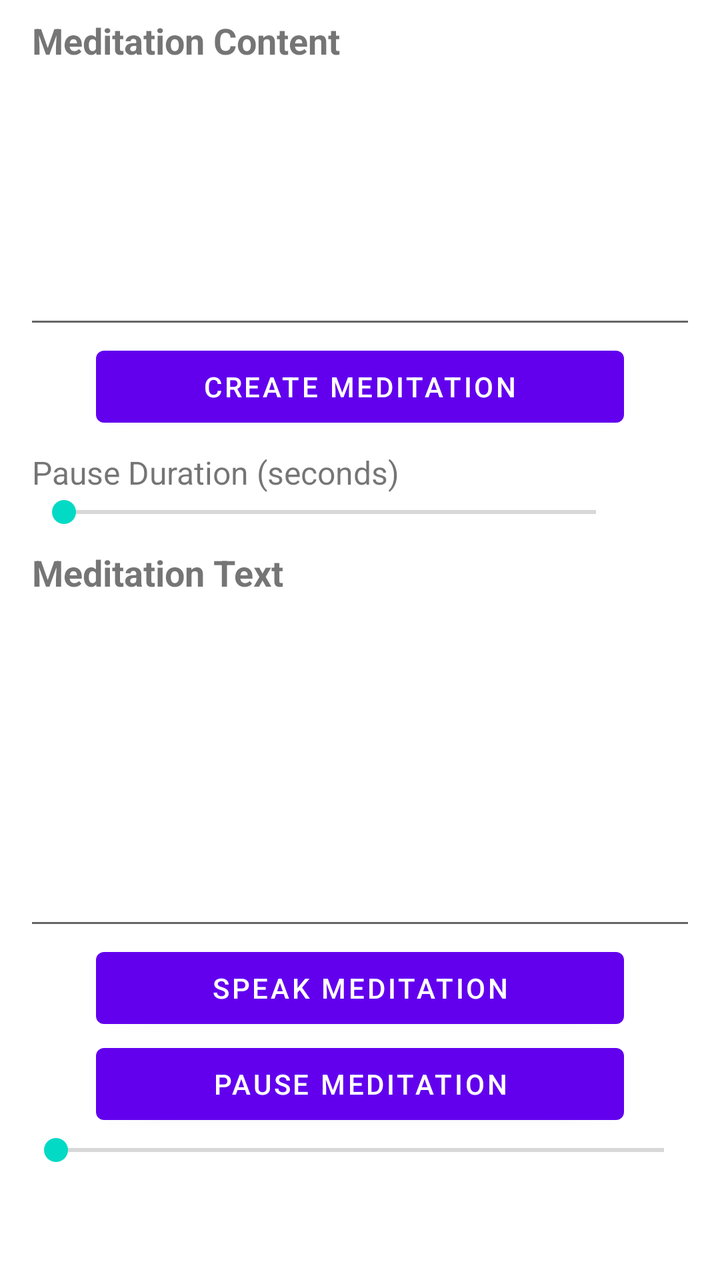
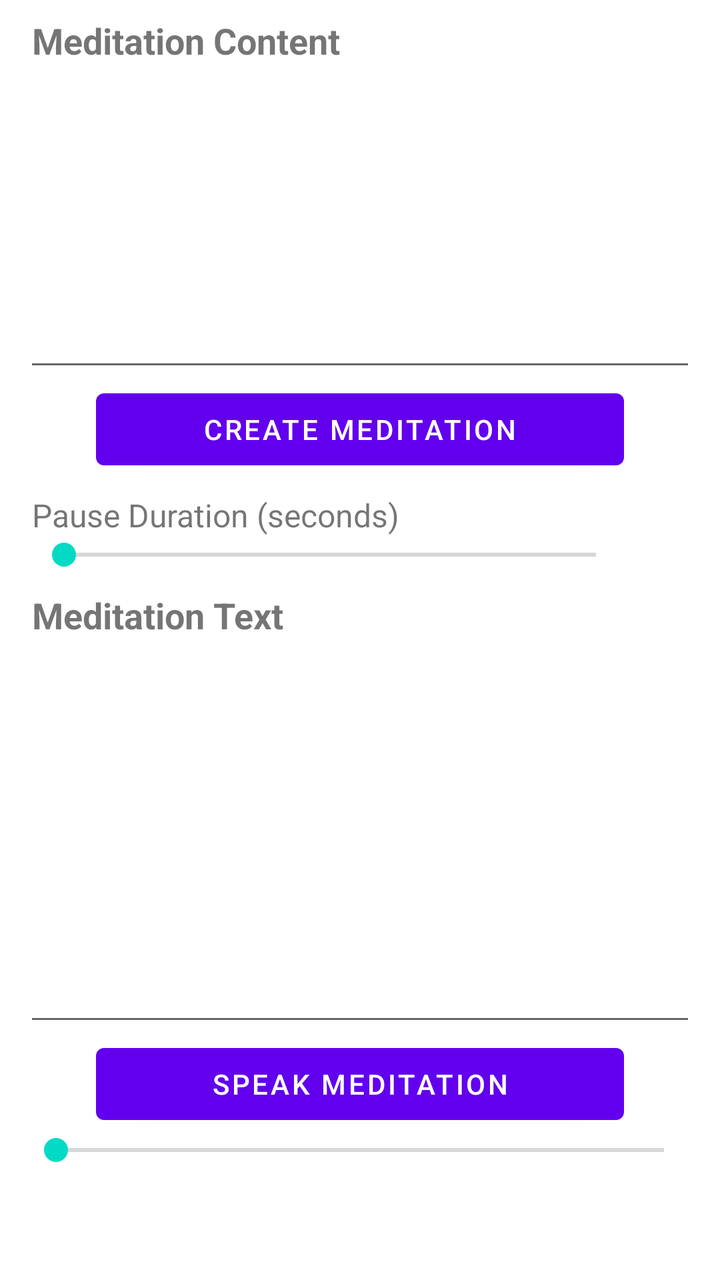

An Android layout rendered at two revisions. The XML below is the earlier revision; the diff shows what the commit changed to produce the second picture.
<!-- AndroidManifest.xml: application theme Theme.MyMeditation -->
<!-- res/layout/fragment_meditation.xml -->
<?xml version="1.0" encoding="utf-8"?>
<LinearLayout xmlns:android="http://schemas.android.com/apk/res/android"
    android:layout_width="match_parent"
    android:layout_height="match_parent"
    android:orientation="vertical"
    android:paddingBottom="?attr/actionBarSize">

    <TextView
        android:layout_width="wrap_content"
        android:layout_height="wrap_content"
        android:layout_marginStart="@dimen/activity_horizontal_margin"
        android:layout_marginEnd="@dimen/activity_horizontal_margin"
        android:layout_marginTop="@dimen/activity_heading_margin"
        android:labelFor="@id/editTextMeditationContent"
        android:text="@string/label_meditation_content"
        android:textSize="@dimen/text_size_content_heading"
        android:textStyle="bold" />

    <EditText
        android:id="@+id/editTextMeditationContent"
        android:layout_width="match_parent"
        android:layout_height="0dp"
        android:layout_marginStart="@dimen/editText_horizontal_margin"
        android:layout_marginEnd="@dimen/editText_horizontal_margin"
        android:layout_weight="0.8"
        android:gravity="top"
        android:importantForAutofill="no"
        android:inputType="textMultiLine"
        android:textSize="@dimen/text_size_content" />

    <Button
        android:id="@+id/buttonCreateMeditation"
        android:layout_width="match_parent"
        android:layout_height="wrap_content"
        android:layout_marginStart="@dimen/single_button_horizontal_margin"
        android:layout_marginEnd="@dimen/single_button_horizontal_margin"
        android:text="@string/button_create_meditation" />

    <TextView
        android:layout_width="wrap_content"
        android:layout_height="wrap_content"
        android:layout_marginStart="@dimen/activity_horizontal_margin"
        android:layout_marginEnd="@dimen/activity_horizontal_margin"
        android:layout_marginTop="@dimen/activity_heading_margin"
        android:labelFor="@id/seekBarPauseDuration"
        android:text="@string/label_pause_duration"
        android:textSize="@dimen/text_size_content" />

    <LinearLayout
        android:layout_width="match_parent"
        android:layout_height="wrap_content"
        android:layout_marginStart="@dimen/activity_horizontal_margin"
        android:layout_marginEnd="@dimen/activity_horizontal_margin"
        android:orientation="horizontal">

        <SeekBar
            android:id="@+id/seekBarPauseDuration"
            android:layout_width="0px"
            android:layout_height="wrap_content"
            android:layout_weight="1"
            android:indeterminate="false"
            android:max="30"
            android:min="1"
            android:progress="1" />

        <TextView
            android:id="@+id/textPauseDuration"
            android:layout_width="30dp"
            android:layout_height="wrap_content"
            android:textAlignment="viewEnd" />
    </LinearLayout>

    <TextView
        android:layout_width="wrap_content"
        android:layout_height="wrap_content"
        android:layout_marginStart="@dimen/activity_horizontal_margin"
        android:layout_marginEnd="@dimen/activity_horizontal_margin"
        android:layout_marginTop="@dimen/activity_heading_margin"
        android:labelFor="@id/editTextMeditationText"
        android:text="@string/label_meditation_text"
        android:textSize="@dimen/text_size_content_heading"
        android:textStyle="bold" />

    <EditText
        android:id="@+id/editTextMeditationText"
        android:layout_width="match_parent"
        android:layout_height="0dp"
        android:layout_marginStart="@dimen/editText_horizontal_margin"
        android:layout_marginEnd="@dimen/editText_horizontal_margin"
        android:layout_weight="1"
        android:gravity="top"
        android:importantForAutofill="no"
        android:inputType="textMultiLine"
        android:textSize="@dimen/text_size_content" />

    <TextView
        android:id="@+id/textSpeechStatus"
        android:layout_width="match_parent"
        android:layout_height="wrap_content"
        android:layout_marginStart="@dimen/activity_horizontal_margin"
        android:layout_marginEnd="@dimen/activity_horizontal_margin"
        android:accessibilityLiveRegion="polite"
        android:visibility="gone" />

    <Button
        android:id="@+id/buttonSpeakMeditation"
        android:layout_width="match_parent"
        android:layout_height="wrap_content"
        android:layout_marginStart="@dimen/single_button_horizontal_margin"
        android:layout_marginEnd="@dimen/single_button_horizontal_margin"
        android:text="@string/button_speak_meditation" />

    <Button
        android:id="@+id/buttonPauseMeditation"
        android:layout_width="match_parent"
        android:layout_height="wrap_content"
        android:layout_marginStart="@dimen/single_button_horizontal_margin"
        android:layout_marginEnd="@dimen/single_button_horizontal_margin"
        android:text="@string/button_pause_meditation" />

    <SeekBar
        android:id="@+id/seekBarAudio"
        android:layout_width="match_parent"
        android:layout_height="wrap_content"
        android:layout_marginStart="@dimen/editText_horizontal_margin"
        android:layout_marginEnd="@dimen/editText_horizontal_margin"
        android:indeterminate="false"
        android:max="100"
        android:min="0"
        android:progress="0" />

</LinearLayout>
<!-- resources referenced by this layout -->
<resources>
  <dimen name="activity_heading_margin">8dp</dimen>
  <dimen name="activity_horizontal_margin">16dp</dimen>
  <dimen name="editText_horizontal_margin">12dp</dimen>
  <dimen name="single_button_horizontal_margin">48dp</dimen>
  <dimen name="text_size_content">16sp</dimen>
  <dimen name="text_size_content_heading">18sp</dimen>
  <string name="button_create_meditation">Create Meditation</string>
  <string name="button_pause_meditation">Pause Meditation</string>
  <string name="button_speak_meditation">Speak Meditation</string>
  <string name="label_meditation_content">Meditation Content</string>
  <string name="label_meditation_text">Meditation Text</string>
  <string name="label_pause_duration">Pause Duration (seconds)</string>
  <style name="Theme.MyMeditation" parent="Theme.MaterialComponents.DayNight.DarkActionBar">
          
          <item name="colorPrimary">@color/purple_500</item>
          <item name="colorPrimaryVariant">@color/purple_700</item>
          <item name="colorOnPrimary">@color/white</item>
          
          <item name="colorSecondary">@color/teal_200</item>
          <item name="colorSecondaryVariant">@color/teal_700</item>
          <item name="colorOnSecondary">@color/black</item>
          
          <item name="android:statusBarColor">?attr/colorPrimaryVariant</item>
          
      </style>
  <color name="purple_500">#FF6200EE</color>
  <color name="purple_700">#FF3700B3</color>
  <color name="white">#FFFFFFFF</color>
  <color name="teal_200">#FF03DAC5</color>
  <color name="teal_700">#FF018786</color>
  <color name="black">#FF000000</color>
</resources>

<!-- the commit's change to res/layout/fragment_meditation.xml (unified diff, before → after) -->
@@ -97,26 +97,36 @@
         android:id="@+id/textSpeechStatus"
         android:layout_width="match_parent"
         android:layout_height="wrap_content"
-        android:layout_marginStart="@dimen/activity_horizontal_margin"
-        android:layout_marginEnd="@dimen/activity_horizontal_margin"
+        android:layout_margin="0dp"
+        android:padding="0dp"
+        android:minHeight="0dp"
+        android:includeFontPadding="false"
+        android:textSize="12sp"
         android:accessibilityLiveRegion="polite"
+        android:maxLines="1"
+        android:ellipsize="end"
         android:visibility="gone" />
 
-    <Button
-        android:id="@+id/buttonSpeakMeditation"
+    <FrameLayout
         android:layout_width="match_parent"
         android:layout_height="wrap_content"
         android:layout_marginStart="@dimen/single_button_horizontal_margin"
         android:layout_marginEnd="@dimen/single_button_horizontal_margin"
-        android:text="@string/button_speak_meditation" />
+        android:measureAllChildren="true">
 
-    <Button
-        android:id="@+id/buttonPauseMeditation"
-        android:layout_width="match_parent"
-        android:layout_height="wrap_content"
-        android:layout_marginStart="@dimen/single_button_horizontal_margin"
-        android:layout_marginEnd="@dimen/single_button_horizontal_margin"
-        android:text="@string/button_pause_meditation" />
+        <Button
+            android:id="@+id/buttonSpeakMeditation"
+            android:layout_width="match_parent"
+            android:layout_height="wrap_content"
+            android:text="@string/button_speak_meditation" />
+
+        <Button
+            android:id="@+id/buttonPauseMeditation"
+            android:layout_width="match_parent"
+            android:layout_height="wrap_content"
+            android:visibility="gone"
+            android:text="@string/button_pause_meditation" />
+    </FrameLayout>
 
     <SeekBar
         android:id="@+id/seekBarAudio"
